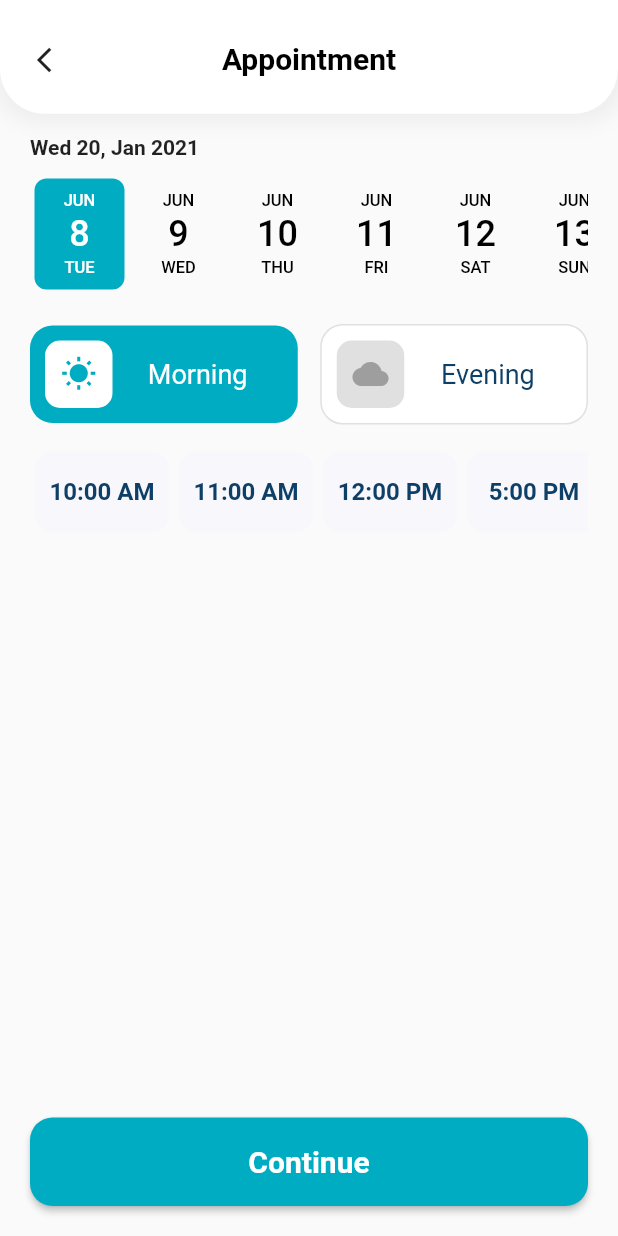
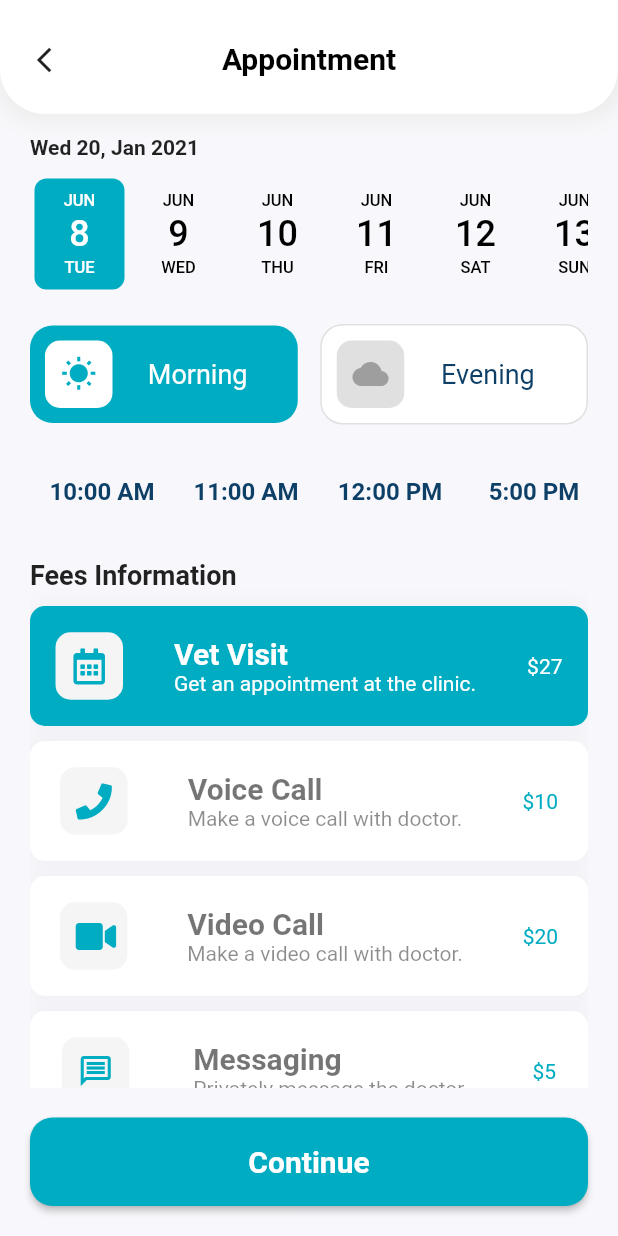
Before and after one commit to AhmedElbasha97/Pet-Hub, a Flutter app: the BookingAppointment screen opened directly, on a phone screen of 412 x 824 dp. Run offline on Flutter 3.47's test engine with Material 2 defaults, Android fonts, the light colour scheme and no system bars; drawn by our look-alikes of date_picker_timeline; our stand-ins replace font_awesome_flutter, smooth_star_rating; missing offline and left inert: searchable_dropdown.

Commit message:
Update - Booking Appointment UI Finished

```diff
--- a/lib/UI/booking_appointment/appointment_date_picker_widget.dart
+++ b/lib/UI/booking_appointment/appointment_date_picker_widget.dart
@@ -9,6 +9,8 @@ class AppointmentDatePicker extends StatefulWidget {
 }
 
 class _AppointmentDatePickerState extends State<AppointmentDatePicker> {
+  String _selectedHour;
+  DateTime _selectedDay = DateTime.now();
   @override
   Widget build(BuildContext context) {
     return Column(
@@ -24,9 +26,9 @@ class _AppointmentDatePickerState extends State<AppointmentDatePicker> {
             DateTime.now().add(Duration(days: 7))
           ],
           onDateChange: (date) {
-            // setState(() {
-            //   _selectedDay = date;
-            // });
+            setState(() {
+              _selectedDay = date;
+            });
           },
         ),
         SizedBox(
@@ -39,9 +41,9 @@ class _AppointmentDatePickerState extends State<AppointmentDatePicker> {
             height: 60.0,
             width: 90.0,
             callback: (val) {
-              // setState(() {
-              //   _selectedHour = val;
-              // });
+              setState(() {
+                _selectedHour = val;
+              });
             },
             availableHours: ["10:00 AM", "11:00 AM", "12:00 PM", "5:00 PM"],
           ),
--- a/lib/UI/booking_appointment/booking_appointment_screen.dart
+++ b/lib/UI/booking_appointment/booking_appointment_screen.dart
@@ -1,5 +1,6 @@
 import 'package:flutter/material.dart';
 import 'package:pet_hub/UI/booking_appointment/appointment_date_picker_widget.dart';
+import 'package:pet_hub/UI/booking_appointment/payment_choices_widget.dart';
 import 'package:pet_hub/widgets/global_appbar.dart';
 
 class BookingAppointment extends StatelessWidget {
@@ -7,6 +8,7 @@ class BookingAppointment extends StatelessWidget {
   Widget build(BuildContext context) {
     Size mediaQuery = MediaQuery.of(context).size;
     return Scaffold(
+      backgroundColor: Color(0xFFF8F7FB),
       appBar: GlobalAppbar(
         title: 'Appointment',
       ),
@@ -14,9 +16,10 @@ class BookingAppointment extends StatelessWidget {
         mainAxisAlignment: MainAxisAlignment.spaceBetween,
         crossAxisAlignment: CrossAxisAlignment.start,
         children: [
-          Padding(
+          Expanded(
+            child: Padding(
               padding:
-                const EdgeInsets.symmetric(horizontal: 20.0, vertical: 30.0),
+                  const EdgeInsets.only(right: 20.0, left: 20.0, top: 30.0),
               child: SingleChildScrollView(
                 child: Column(
                   crossAxisAlignment: CrossAxisAlignment.start,
@@ -29,7 +32,17 @@ class BookingAppointment extends StatelessWidget {
                       height: 10.0,
                     ),
                     AppointmentDatePicker(),
+                    Text(
+                      'Fees Information',
+                      style: TextStyle(
+                          fontWeight: FontWeight.bold, fontSize: 18.0),
+                    ),
+                    SizedBox(
+                      height: 10.0,
+                    ),
+                    PaymentChoices(),
                   ],
+                ),
               ),
             ),
           ),
--- /dev/null
+++ b/lib/UI/booking_appointment/payment_choice_comp.dart
@@ -0,0 +1,89 @@
+import 'package:flutter/material.dart';
+
+class PaymentChoice extends StatelessWidget {
+  final int index;
+  final Function choose;
+  final bool isMyIndex;
+  final icon;
+  final price;
+  final title;
+  final subtitle;
+  PaymentChoice({
+    this.isMyIndex,
+    this.index,
+    this.choose,
+    this.icon,
+    this.price,
+    this.title,
+    this.subtitle,
+  });
+  @override
+  Widget build(BuildContext context) {
+    return InkWell(
+      onTap: () {
+        choose(index);
+      },
+      child: Container(
+        height: 80,
+        width: double.infinity,
+        decoration: BoxDecoration(
+            borderRadius: BorderRadius.all(
+              Radius.circular(10.0),
+            ),
+            boxShadow: [
+              BoxShadow(
+                color: Colors.grey.withOpacity(0.1),
+                spreadRadius: 1,
+                blurRadius: 10,
+                offset: Offset(0, 0), // changes position of shadow
+              ),
+            ],
+            color: isMyIndex ? Theme.of(context).accentColor : Colors.white),
+        child: Row(
+          mainAxisAlignment: MainAxisAlignment.spaceAround,
+          crossAxisAlignment: CrossAxisAlignment.center,
+          children: [
+            Container(
+              height: 45,
+              width: 45,
+              decoration: BoxDecoration(
+                borderRadius: BorderRadius.all(Radius.circular(10.0)),
+                color: Colors.grey[100],
+              ),
+              child: Center(
+                child: Icon(
+                  icon,
+                  color: Theme.of(context).accentColor,
+                ),
+              ),
+            ),
+            Column(
+              mainAxisAlignment: MainAxisAlignment.center,
+              crossAxisAlignment: CrossAxisAlignment.start,
+              children: [
+                Text(
+                  title,
+                  style: TextStyle(
+                      fontSize: 20.0,
+                      fontWeight: FontWeight.bold,
+                      color: isMyIndex ? Colors.white : Colors.black54),
+                ),
+                Text(
+                  subtitle,
+                  style: TextStyle(
+                      color: isMyIndex ? Colors.white : Colors.black45),
+                )
+              ],
+            ),
+            Text(
+              '\$$price',
+              style: TextStyle(
+                  color:
+                      isMyIndex ? Colors.white : Theme.of(context).accentColor),
+            )
+          ],
+        ),
+      ),
+    );
+  }
+}
--- /dev/null
+++ b/lib/UI/booking_appointment/payment_choices_widget.dart
@@ -0,0 +1,78 @@
+import 'package:flutter/material.dart';
+import 'package:font_awesome_flutter/font_awesome_flutter.dart';
+import 'package:pet_hub/UI/booking_appointment/payment_choice_comp.dart';
+
+class PaymentChoices extends StatefulWidget {
+  @override
+  _PaymentChoicesState createState() => _PaymentChoicesState();
+}
+
+class _PaymentChoicesState extends State<PaymentChoices> {
+  int index = 1;
+
+  void choose(int i) {
+    if (index != i) {
+      setState(() {
+        index = i;
+      });
+    }
+  }
+
+  @override
+  Widget build(BuildContext context) {
+    return ListView(
+      physics: NeverScrollableScrollPhysics(),
+      shrinkWrap: true,
+      children: [
+        PaymentChoice(
+          choose: choose,
+          isMyIndex: index == 1 ? true : false,
+          index: 1,
+          title: 'Vet Visit',
+          subtitle: 'Get an appointment at the clinic.',
+          icon: FontAwesomeIcons.calendarAlt,
+          price: 27,
+        ),
+        SizedBox(
+          height: 10,
+        ),
+        PaymentChoice(
+          choose: choose,
+          isMyIndex: index == 2 ? true : false,
+          index: 2,
+          title: 'Voice Call',
+          subtitle: 'Make a voice call with doctor.',
+          icon: FontAwesomeIcons.phone,
+          price: 10,
+        ),
+        SizedBox(
+          height: 10,
+        ),
+        PaymentChoice(
+          choose: choose,
+          isMyIndex: index == 3 ? true : false,
+          index: 3,
+          title: 'Video Call',
+          subtitle: 'Make a video call with doctor.',
+          icon: FontAwesomeIcons.video,
+          price: 20,
+        ),
+        SizedBox(
+          height: 10,
+        ),
+        PaymentChoice(
+          choose: choose,
+          isMyIndex: index == 4 ? true : false,
+          index: 4,
+          title: 'Messaging',
+          subtitle: 'Privately message the doctor.',
+          icon: Icons.message_outlined,
+          price: 5,
+        ),
+        SizedBox(
+          height: 10,
+        ),
+      ],
+    );
+  }
+}
--- a/lib/widgets/hour_picker_item_widget.dart
+++ b/lib/widgets/hour_picker_item_widget.dart
@@ -1,6 +1,6 @@
 import 'package:flutter/material.dart';
 
-class HourItem extends StatefulWidget {
+class HourItem extends StatelessWidget {
   final height;
   final width;
   final callback;
@@ -12,35 +12,28 @@ class HourItem extends StatefulWidget {
       this.width,
       this.callback,
       this.tc = true});
-
-  @override
-  _HourItemState createState() => _HourItemState();
-}
-
-class _HourItemState extends State<HourItem> {
   @override
   Widget build(BuildContext context) {
     return InkWell(
       onTap: () {
-        widget.callback(widget.availableHour);
+        callback(availableHour);
       },
       child: Container(
-        height: widget.height,
-        width: widget.width,
+        height: height,
+        width: width,
         margin: EdgeInsets.all(3.0),
         decoration: BoxDecoration(
           borderRadius: BorderRadius.all(Radius.circular(12.0)),
-          color: widget.tc ? Color(0xFFF8F7FB) : Theme.of(context).accentColor,
+          color: tc ? Color(0xFFF8F7FB) : Theme.of(context).accentColor,
         ),
         child: Align(
           alignment: Alignment.center,
           child: Padding(
             padding: const EdgeInsets.all(3.0),
             child: Text(
-              widget.availableHour ?? '',
+              availableHour ?? '',
               style: TextStyle(
-                  color:
-                      widget.tc ? Theme.of(context).primaryColor : Colors.white,
+                  color: tc ? Theme.of(context).primaryColor : Colors.white,
                   fontSize: 16,
                   fontWeight: FontWeight.bold),
               textAlign: TextAlign.center,
```
Lines whose indentation alone changed are shown as unchanged.
